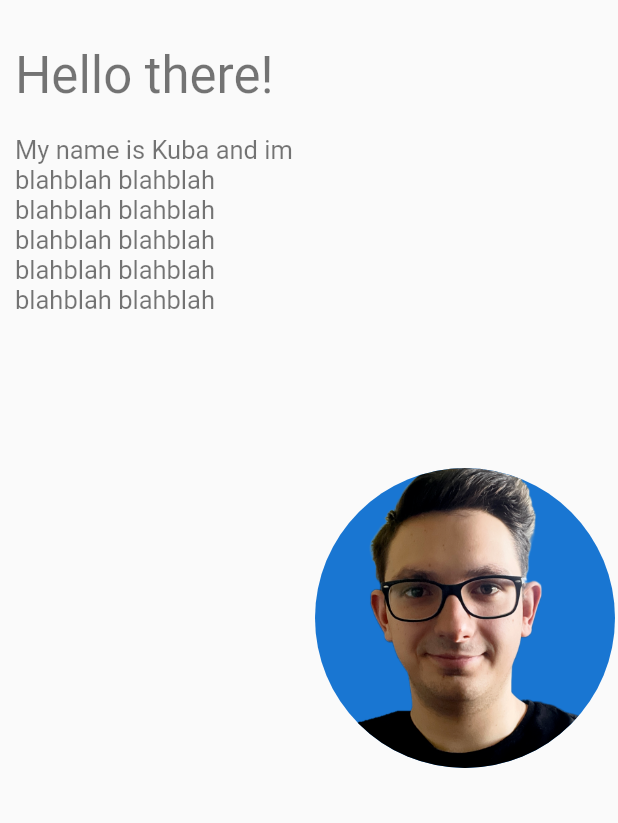
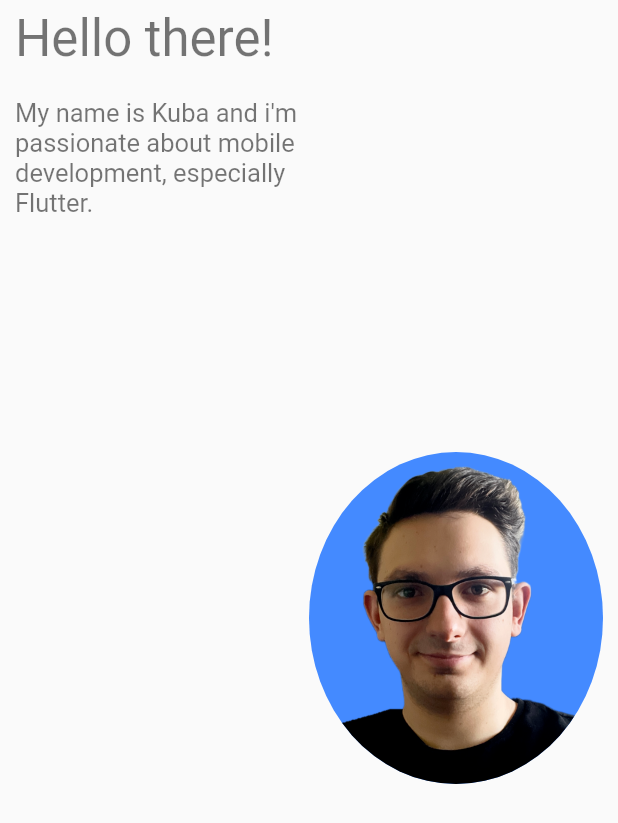
Before and after one commit to Stempnio/portfolio-website, a Flutter app: the AboutMe widget shown alone on an empty page, opened directly, on a phone screen of 412 x 824 dp. Shown: the top 823 px of the screen. Run offline on Flutter 3.47's test engine with Material 2 defaults, Android fonts, the phone set to English and light mode, and no system bars; our stand-ins replace bloc, equatable, flutter_bloc, font_awesome_flutter; missing offline and left inert: flutter_devicon; network calls fail; statements that could not run were skipped.

Commit message:
fix: about me section responsive issues on small screens

```diff
--- a/lib/about_me/about_me.dart
+++ b/lib/about_me/about_me.dart
@@ -7,11 +7,14 @@ class AboutMe extends StatelessWidget {
   @override
   Widget build(BuildContext context) {
     return Padding(
-      padding: const EdgeInsets.symmetric(vertical: 30, horizontal: 10),
+      padding: EdgeInsets.symmetric(
+          vertical: ResponsiveLayout.isDesktop(context) ? 30 : 5,
+          horizontal: 10),
       child: Row(
         mainAxisAlignment: MainAxisAlignment.center,
         children: [
-          Column(
+          Flexible(
+            child: Column(
               crossAxisAlignment: CrossAxisAlignment.start,
               children: [
                 Text(
@@ -19,12 +22,12 @@ class AboutMe extends StatelessWidget {
                   style: Theme.of(context).textTheme.headlineMedium,
                 ),
                 SizedBox(
-                height: ResponsiveLayout.isDesktop(context) ? 50 : 20,
+                  height: ResponsiveLayout.isDesktop(context) ? 40 : 20,
                 ),
-              const SizedBox(
-                width: 200,
-                child: Text(
-                  "My name is Kuba and im blahblah blahblah blahblah blahblah blahblah blahblah blahblah blahblah blahblah blahblah",
+                ConstrainedBox(
+                  constraints: const BoxConstraints(maxWidth: 250),
+                  child: const Text(
+                    '''My name is Kuba and i'm passionate about mobile development, especially Flutter.''',
                     style: TextStyle(
                       fontSize: 17,
                       color: Colors.black54,
@@ -33,12 +36,18 @@ class AboutMe extends StatelessWidget {
                 ),
               ],
             ),
-          SizedBox(width: ResponsiveLayout.isDesktop(context) ? 70 : 0),
-          SizedBox(
-            height: ResponsiveLayout.isDesktop(context) ? 300 : 200,
-            width: ResponsiveLayout.isDesktop(context) ? 300 : 200,
-            child: const CircleAvatar(
-              backgroundImage: AssetImage("assets/profile.png"),
+          ),
+          if (ResponsiveLayout.isDesktop(context)) const SizedBox(width: 60),
+          Flexible(
+            child: ClipOval(
+              child: Container(
+                constraints: const BoxConstraints(
+                  maxHeight: 300,
+                  maxWidth: 300,
+                ),
+                color: Colors.blueAccent,
+                child: Image.asset("assets/profile.png"),
+              ),
             ),
           ),
         ],
```
Lines whose indentation alone changed are shown as unchanged.
